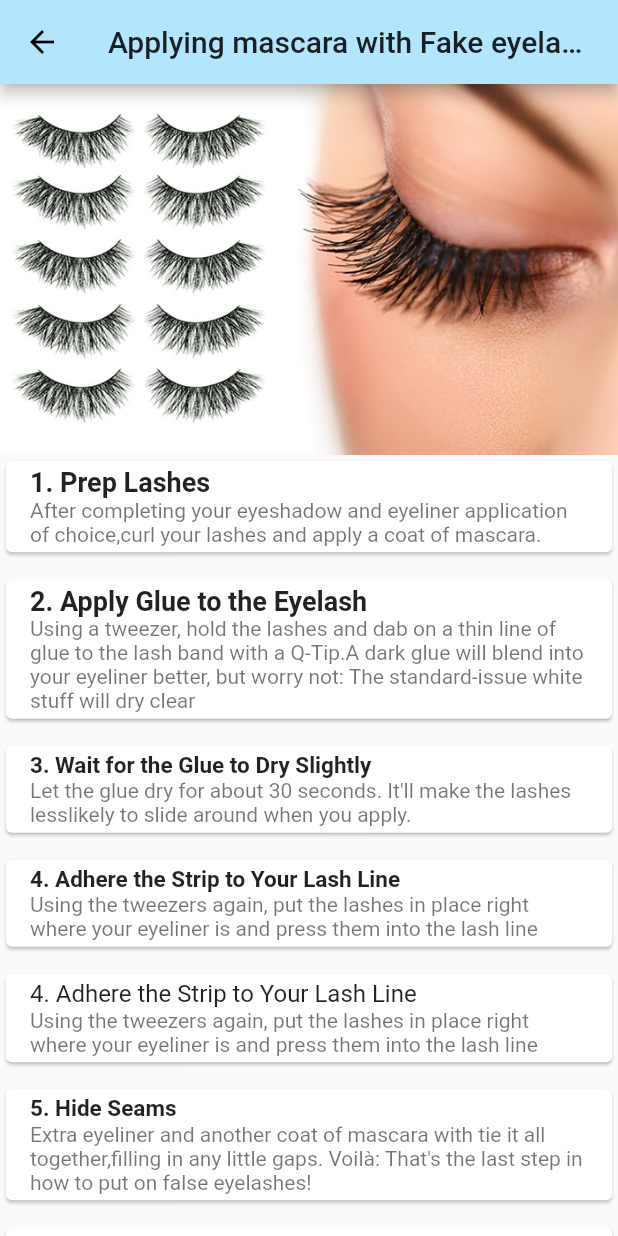
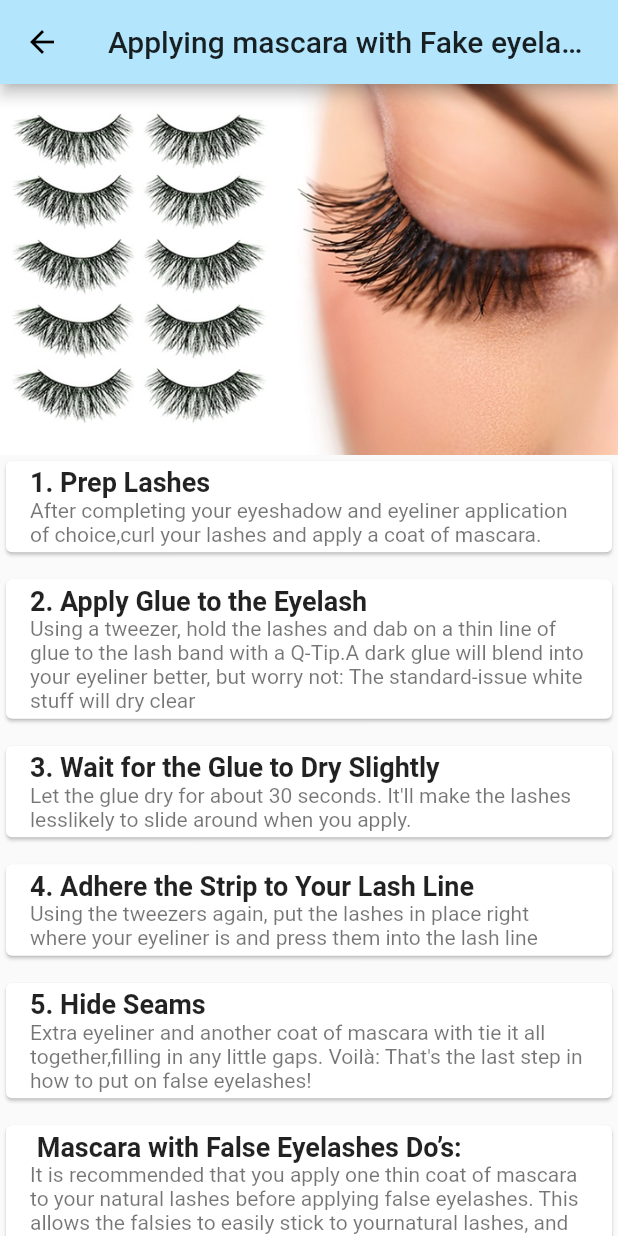
Before and after one commit to JosephineAkello/makeupBuddy, a Flutter app: the FakeMascara screen opened directly, on a phone screen of 412 x 824 dp. Run offline on Flutter 3.47's test engine with Material 2 defaults, Android fonts, the phone set to English and light mode, and no system bars; missing offline and left inert: youtube_player.

Commit message:
add font size

```diff
--- a/lib/morescreens/mascarafake.dart
+++ b/lib/morescreens/mascarafake.dart
@@ -41,7 +41,7 @@ class FakeMascara extends StatelessWidget {
                 child: ListTile(
               title: Text(
                 '3. Wait for the Glue to Dry Slightly',
-                style: TextStyle(fontSize: 15, fontWeight: FontWeight.bold),
+                style: TextStyle(fontSize: 18, fontWeight: FontWeight.bold),
               ),
               subtitle: Text(
                   "Let the glue dry for about 30 seconds. It'll make the lashes less"
@@ -54,17 +54,8 @@ class FakeMascara extends StatelessWidget {
                 child: ListTile(
               title: Text(
                 '4. Adhere the Strip to Your Lash Line',
-                style: TextStyle(fontSize: 15, fontWeight: FontWeight.bold),
+                style: TextStyle(fontSize: 18, fontWeight: FontWeight.bold),
               ),
-              subtitle: Text(
-                  'Using the tweezers again, put the lashes in place right where your eyeliner is and press them into the lash line'),
-            )),
-            SizedBox(
-              height: 10.0,
-            ),
-            Card(
-                child: ListTile(
-              title: Text('4. Adhere the Strip to Your Lash Line'),
               subtitle: Text(
                   'Using the tweezers again, put the lashes in place right where your eyeliner is and press them into the lash line'),
             )),
@@ -75,7 +66,7 @@ class FakeMascara extends StatelessWidget {
                 child: ListTile(
               title: Text(
                 '5. Hide Seams',
-                style: TextStyle(fontSize: 15, fontWeight: FontWeight.bold),
+                style: TextStyle(fontSize: 18, fontWeight: FontWeight.bold),
               ),
               subtitle: Text(
                   "Extra eyeliner and another coat of mascara with tie it all together,"
@@ -88,7 +79,7 @@ class FakeMascara extends StatelessWidget {
                 child: ListTile(
               title: Text(
                 " Mascara with False Eyelashes Do’s: ",
-                style: TextStyle(fontSize: 15, fontWeight: FontWeight.bold),
+                style: TextStyle(fontSize: 18, fontWeight: FontWeight.bold),
               ),
               subtitle: Text(
                   "It is recommended that you apply one thin coat of mascara to your natural"
@@ -109,7 +100,7 @@ class FakeMascara extends StatelessWidget {
                     title: Text(
                       'Mascara with False Eyelashes Don’ts:',
                       style:
-                          TextStyle(fontSize: 15, fontWeight: FontWeight.bold),
+                          TextStyle(fontSize: 18, fontWeight: FontWeight.bold),
                     ),
                     subtitle: Text(
                         'Waterproof mascara is made to stay on all day, and difficult to remove.'
```
